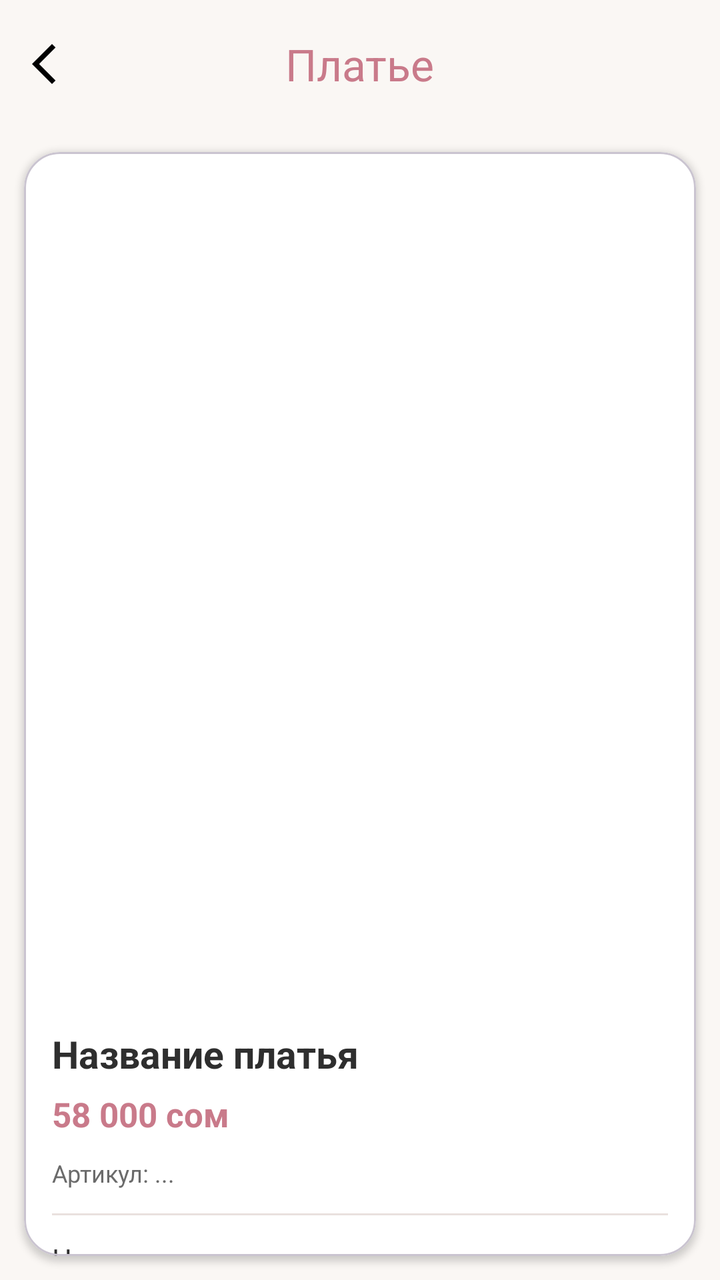
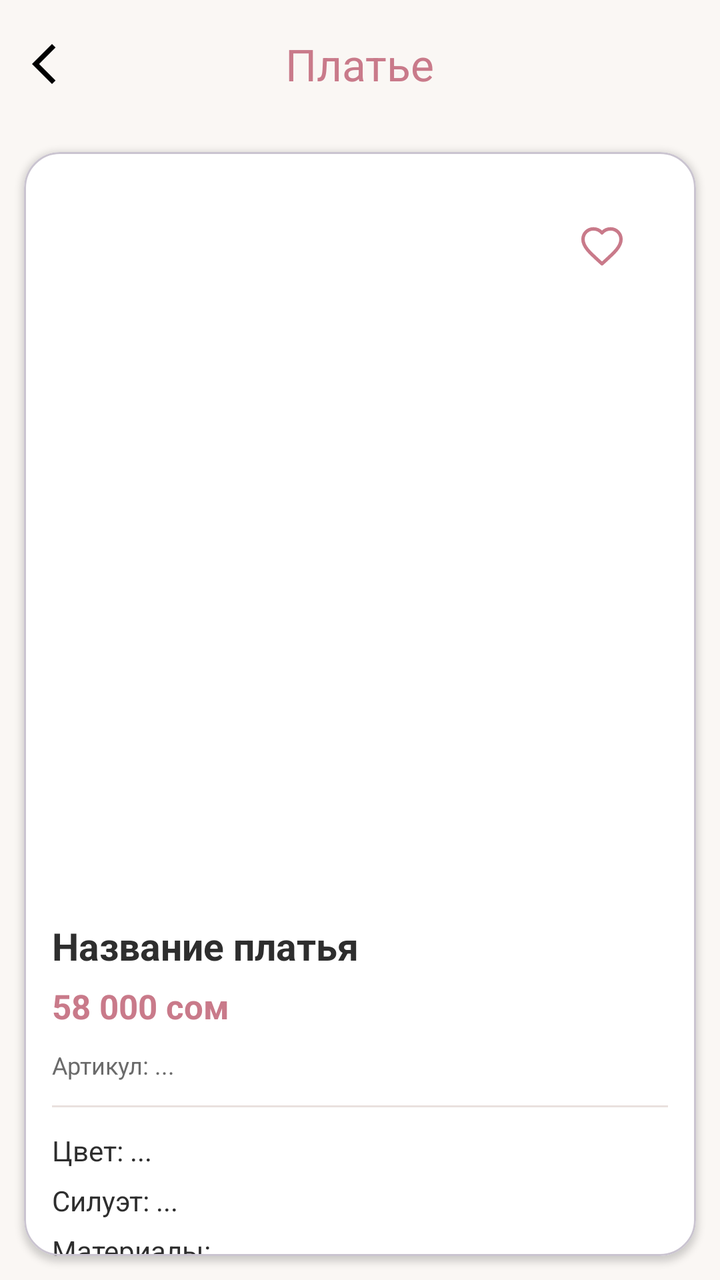

Screens rendered from an Android XML layout before and after an edit, with the pre-edit source and the edit as a unified diff.
<!-- AndroidManifest.xml: application theme Theme.DressCatalog -->
<!-- res/layout/activity_dress_detail.xml -->
<?xml version="1.0" encoding="utf-8"?>
<androidx.constraintlayout.widget.ConstraintLayout
    xmlns:android="http://schemas.android.com/apk/res/android"
    xmlns:app="http://schemas.android.com/apk/res-auto"
    android:layout_width="match_parent"
    android:layout_height="match_parent"
    android:background="@color/bg_milk">

    <com.google.android.material.appbar.MaterialToolbar
        android:id="@+id/toolbarDetail"
        android:layout_width="0dp"
        android:layout_height="?attr/actionBarSize"
        android:background="@color/bg_milk"
        app:title="Платье"
        app:titleCentered="true"
        app:titleTextColor="@color/brand_rose"
        app:navigationIcon="@drawable/ic_back"
        app:layout_constraintTop_toTopOf="parent"
        app:layout_constraintStart_toStartOf="parent"
        app:layout_constraintEnd_toEndOf="parent"/>

    
    <com.google.android.material.card.MaterialCardView
        android:id="@+id/cardAll"
        android:layout_width="0dp"
        android:layout_height="0dp"
        android:layout_margin="12dp"
        app:cardCornerRadius="18dp"
        app:cardElevation="2dp"
        app:cardBackgroundColor="@color/card_white"
        app:layout_constraintTop_toBottomOf="@id/toolbarDetail"
        app:layout_constraintBottom_toBottomOf="parent"
        app:layout_constraintStart_toStartOf="parent"
        app:layout_constraintEnd_toEndOf="parent">

        <androidx.core.widget.NestedScrollView
            android:layout_width="match_parent"
            android:layout_height="match_parent"
            android:fillViewport="true">

            <androidx.constraintlayout.widget.ConstraintLayout
                android:layout_width="match_parent"
                android:layout_height="wrap_content"
                android:padding="14dp">

                
                <androidx.viewpager2.widget.ViewPager2
                    android:id="@+id/pagerImages"
                    android:layout_width="0dp"
                    android:layout_height="360dp"
                    android:clipToPadding="false"
                    android:paddingStart="10dp"
                    android:paddingEnd="10dp"
                    app:layout_constraintTop_toTopOf="parent"
                    app:layout_constraintStart_toStartOf="parent"
                    app:layout_constraintEnd_toEndOf="parent"/>

                
                <com.google.android.material.tabs.TabLayout
                    android:id="@+id/tabDots"
                    android:layout_width="wrap_content"
                    android:layout_height="wrap_content"
                    android:layout_marginTop="6dp"
                    app:tabIndicatorHeight="0dp"
                    app:tabRippleColor="@android:color/transparent"
                    app:tabBackground="@android:color/transparent"
                    app:tabTextColor="@android:color/transparent"
                    app:layout_constraintTop_toBottomOf="@id/pagerImages"
                    app:layout_constraintStart_toStartOf="parent"
                    app:layout_constraintEnd_toEndOf="parent"/>

                
                <ImageButton
                    android:id="@+id/btnFavDetail"
                    android:layout_width="46dp"
                    android:layout_height="46dp"
                    android:layout_margin="10dp"
                    android:background="?attr/selectableItemBackgroundBorderless"
                    android:contentDescription="Избранное"
                    android:src="@drawable/ic_favorite_border"
                    android:elevation="8dp"
                    android:translationZ="8dp"
                    app:tint="@color/icon_rose"
                    app:layout_constraintTop_toTopOf="@id/pagerImages"
                    app:layout_constraintEnd_toEndOf="@id/pagerImages" />

                
                <TextView
                    android:id="@+id/tvTitleDetail"
                    android:layout_width="0dp"
                    android:layout_height="wrap_content"
                    android:layout_marginTop="10dp"
                    android:maxLines="3"
                    android:text="Название платья"
                    android:textColor="@color/text_main"
                    android:textSize="19sp"
                    android:textStyle="bold"
                    app:layout_constraintTop_toBottomOf="@id/tabDots"
                    app:layout_constraintStart_toStartOf="parent"
                    app:layout_constraintEnd_toEndOf="parent"/>

                
                <TextView
                    android:id="@+id/tvPriceDetail"
                    android:layout_width="0dp"
                    android:layout_height="wrap_content"
                    android:layout_marginTop="6dp"
                    android:text="58 000 сом"
                    android:textColor="@color/brand_rose"
                    android:textSize="17sp"
                    android:textStyle="bold"
                    app:layout_constraintTop_toBottomOf="@id/tvTitleDetail"
                    app:layout_constraintStart_toStartOf="parent"
                    app:layout_constraintEnd_toEndOf="parent"/>

                
                <TextView
                    android:id="@+id/tvSkuDetail"
                    android:layout_width="0dp"
                    android:layout_height="wrap_content"
                    android:layout_marginTop="10dp"
                    android:text="Артикул: ..."
                    android:textColor="@color/text_muted"
                    android:textSize="12sp"
                    app:layout_constraintTop_toBottomOf="@id/tvPriceDetail"
                    app:layout_constraintStart_toStartOf="parent"
                    app:layout_constraintEnd_toEndOf="parent"/>

                
                <View
                    android:id="@+id/div1"
                    android:layout_width="0dp"
                    android:layout_height="1dp"
                    android:layout_marginTop="12dp"
                    android:background="@color/divider_soft"
                    app:layout_constraintTop_toBottomOf="@id/tvSkuDetail"
                    app:layout_constraintStart_toStartOf="parent"
                    app:layout_constraintEnd_toEndOf="parent"/>

                
                <TextView
                    android:id="@+id/tvColorDetail"
                    android:layout_width="0dp"
                    android:layout_height="wrap_content"
                    android:layout_marginTop="12dp"
                    android:text="Цвет: ..."
                    android:textColor="@color/text_main"
                    android:textSize="14sp"
                    app:layout_constraintTop_toBottomOf="@id/div1"
                    app:layout_constraintStart_toStartOf="parent"
                    app:layout_constraintEnd_toEndOf="parent"/>

                <TextView
                    android:id="@+id/tvSilhouetteDetail"
                    android:layout_width="0dp"
                    android:layout_height="wrap_content"
                    android:layout_marginTop="6dp"
                    android:text="Силуэт: ..."
                    android:textColor="@color/text_main"
                    android:textSize="14sp"
                    app:layout_constraintTop_toBottomOf="@id/tvColorDetail"
                    app:layout_constraintStart_toStartOf="parent"
                    app:layout_constraintEnd_toEndOf="parent"/>

                <TextView
                    android:id="@+id/tvMaterialsDetail"
                    android:layout_width="0dp"
                    android:layout_height="wrap_content"
                    android:layout_marginTop="6dp"
                    android:text="Материалы: ..."
                    android:textColor="@color/text_main"
                    android:textSize="14sp"
                    app:layout_constraintTop_toBottomOf="@id/tvSilhouetteDetail"
                    app:layout_constraintStart_toStartOf="parent"
                    app:layout_constraintEnd_toEndOf="parent"/>

                <TextView
                    android:id="@+id/tvFeaturesDetail"
                    android:layout_width="0dp"
                    android:layout_height="wrap_content"
                    android:layout_marginTop="6dp"
                    android:text="Особенности: ..."
                    android:textColor="@color/text_main"
                    android:textSize="14sp"
                    app:layout_constraintTop_toBottomOf="@id/tvMaterialsDetail"
                    app:layout_constraintStart_toStartOf="parent"
                    app:layout_constraintEnd_toEndOf="parent"/>

                <TextView
                    android:id="@+id/tvStyleDetail"
                    android:layout_width="0dp"
                    android:layout_height="wrap_content"
                    android:layout_marginTop="6dp"
                    android:text="Стиль: ..."
                    android:textColor="@color/text_main"
                    android:textSize="14sp"
                    app:layout_constraintTop_toBottomOf="@id/tvFeaturesDetail"
                    app:layout_constraintStart_toStartOf="parent"
                    app:layout_constraintEnd_toEndOf="parent"/>

                
                <TextView
                    android:id="@+id/tvNotesTitle"
                    android:layout_width="0dp"
                    android:layout_height="wrap_content"
                    android:layout_marginTop="16dp"
                    android:text="Мои заметки"
                    android:textColor="@color/brand_rose_dark"
                    android:textSize="15sp"
                    android:textStyle="bold"
                    app:layout_constraintTop_toBottomOf="@id/tvStyleDetail"
                    app:layout_constraintStart_toStartOf="parent"
                    app:layout_constraintEnd_toEndOf="parent"/>

                <com.google.android.material.textfield.TextInputLayout
                    android:id="@+id/tilNote"
                    android:layout_width="0dp"
                    android:layout_height="wrap_content"
                    android:layout_marginTop="8dp"
                    app:boxBackgroundMode="outline"
                    app:boxStrokeColor="@color/divider_soft"
                    app:boxCornerRadiusTopStart="14dp"
                    app:boxCornerRadiusTopEnd="14dp"
                    app:boxCornerRadiusBottomStart="14dp"
                    app:boxCornerRadiusBottomEnd="14dp"
                    app:layout_constraintTop_toBottomOf="@id/tvNotesTitle"
                    app:layout_constraintStart_toStartOf="parent"
                    app:layout_constraintEnd_toEndOf="parent">

                    <com.google.android.material.textfield.TextInputEditText
                        android:id="@+id/etNote"
                        android:layout_width="match_parent"
                        android:layout_height="wrap_content"
                        android:hint="Например: примерить в субботу, нравится цвет…"
                        android:inputType="textMultiLine"
                        android:minLines="3"/>
                </com.google.android.material.textfield.TextInputLayout>

                <com.google.android.material.button.MaterialButton
                    android:id="@+id/btnSaveNote"
                    android:layout_width="0dp"
                    android:layout_height="wrap_content"
                    android:layout_marginTop="10dp"
                    android:text="Сохранить заметку"
                    app:cornerRadius="14dp"
                    app:backgroundTint="@color/brand_rose"
                    android:textColor="@android:color/white"
                    app:layout_constraintTop_toBottomOf="@id/tilNote"
                    app:layout_constraintStart_toStartOf="parent"
                    app:layout_constraintEnd_toEndOf="parent"
                    app:layout_constraintBottom_toBottomOf="parent"/>

            </androidx.constraintlayout.widget.ConstraintLayout>
        </androidx.core.widget.NestedScrollView>

    </com.google.android.material.card.MaterialCardView>

</androidx.constraintlayout.widget.ConstraintLayout>
<!-- resources referenced by this layout -->
<resources>
  <color name="bg_milk">#FAF7F4</color>
  <color name="brand_rose">#C97A8A</color>
  <color name="brand_rose_dark">#B86879</color>
  <color name="card_white">#FFFFFF</color>
  <color name="divider_soft">#E9E1DE</color>
  <color name="icon_rose">#C97A8A</color>
  <color name="text_main">#2E2E2E</color>
  <color name="text_muted">#6B6B6B</color>
  <!-- drawable ic_back (drawable) -->
  <vector xmlns:android="http://schemas.android.com/apk/res/android" android:autoMirrored="true" android:height="24dp" android:tint="#000000" android:viewportHeight="960" android:viewportWidth="960" android:width="24dp">
        
      <path android:fillColor="@android:color/white" android:pathData="M400,880L0,480L400,80L471,151L142,480L471,809L400,880Z"/>
      
  </vector>
  <!-- drawable ic_favorite_border: vector/xml drawable (drawable, 3793 chars, omitted) -->
  <style name="Theme.DressCatalog" parent="Base.Theme.DressCatalog" />
  <style name="Base.Theme.DressCatalog" parent="Theme.Material3.DayNight.NoActionBar">
          
          
      </style>
</resources>

<!-- the commit's change to res/layout/activity_dress_detail.xml (unified diff, before → after) -->
@@ -48,28 +48,15 @@
                     android:id="@+id/pagerImages"
                     android:layout_width="0dp"
                     android:layout_height="360dp"
+                    android:background="@drawable/bg_pager_rounded"
                     android:clipToPadding="false"
+                    android:clipChildren="true"
                     android:paddingStart="10dp"
                     android:paddingEnd="10dp"
                     app:layout_constraintTop_toTopOf="parent"
                     app:layout_constraintStart_toStartOf="parent"
                     app:layout_constraintEnd_toEndOf="parent"/>
 
-                
-                <com.google.android.material.tabs.TabLayout
-                    android:id="@+id/tabDots"
-                    android:layout_width="wrap_content"
-                    android:layout_height="wrap_content"
-                    android:layout_marginTop="6dp"
-                    app:tabIndicatorHeight="0dp"
-                    app:tabRippleColor="@android:color/transparent"
-                    app:tabBackground="@android:color/transparent"
-                    app:tabTextColor="@android:color/transparent"
-                    app:layout_constraintTop_toBottomOf="@id/pagerImages"
-                    app:layout_constraintStart_toStartOf="parent"
-                    app:layout_constraintEnd_toEndOf="parent"/>
-
-                
                 <ImageButton
                     android:id="@+id/btnFavDetail"
                     android:layout_width="46dp"
@@ -80,11 +67,9 @@
                     android:src="@drawable/ic_favorite_border"
                     android:elevation="8dp"
                     android:translationZ="8dp"
-                    app:tint="@color/icon_rose"
                     app:layout_constraintTop_toTopOf="@id/pagerImages"
                     app:layout_constraintEnd_toEndOf="@id/pagerImages" />
 
-                
                 <TextView
                     android:id="@+id/tvTitleDetail"
                     android:layout_width="0dp"
@@ -95,11 +80,10 @@
                     android:textColor="@color/text_main"
                     android:textSize="19sp"
                     android:textStyle="bold"
-                    app:layout_constraintTop_toBottomOf="@id/tabDots"
-                    app:layout_constraintStart_toStartOf="parent"
-                    app:layout_constraintEnd_toEndOf="parent"/>
-
-                
+                    app:layout_constraintTop_toBottomOf="@id/pagerImages"
+                    app:layout_constraintStart_toStartOf="parent"
+                    app:layout_constraintEnd_toEndOf="parent"/>
+
                 <TextView
                     android:id="@+id/tvPriceDetail"
                     android:layout_width="0dp"
@@ -113,7 +97,6 @@
                     app:layout_constraintStart_toStartOf="parent"
                     app:layout_constraintEnd_toEndOf="parent"/>
 
-                
                 <TextView
                     android:id="@+id/tvSkuDetail"
                     android:layout_width="0dp"
@@ -126,7 +109,6 @@
                     app:layout_constraintStart_toStartOf="parent"
                     app:layout_constraintEnd_toEndOf="parent"/>
 
-                
                 <View
                     android:id="@+id/div1"
                     android:layout_width="0dp"
@@ -137,7 +119,6 @@
                     app:layout_constraintStart_toStartOf="parent"
                     app:layout_constraintEnd_toEndOf="parent"/>
 
-                
                 <TextView
                     android:id="@+id/tvColorDetail"
                     android:layout_width="0dp"
@@ -198,7 +179,6 @@
                     app:layout_constraintStart_toStartOf="parent"
                     app:layout_constraintEnd_toEndOf="parent"/>
 
-                
                 <TextView
                     android:id="@+id/tvNotesTitle"
                     android:layout_width="0dp"
<!-- resource entries referenced after the edit -->
@@ -5,16 +5,44 @@
   <color name="brand_rose_dark">#B86879</color>
   <color name="card_white">#FFFFFF</color>
   <color name="divider_soft">#E9E1DE</color>
-  <color name="icon_rose">#C97A8A</color>
   <color name="text_main">#2E2E2E</color>
   <color name="text_muted">#6B6B6B</color>
+  <!-- drawable bg_pager_rounded (drawable) -->
+  <?xml version="1.0" encoding="utf-8"?>
+  <shape xmlns:android="http://schemas.android.com/apk/res/android"
+      android:shape="rectangle">
+      <solid android:color="@color/card_white"/>
+      <corners
+          android:topLeftRadius="14dp"
+          android:topRightRadius="14dp"/>
+  </shape>
   <!-- drawable ic_back (drawable) -->
   <vector xmlns:android="http://schemas.android.com/apk/res/android" android:autoMirrored="true" android:height="24dp" android:tint="#000000" android:viewportHeight="960" android:viewportWidth="960" android:width="24dp">
         
       <path android:fillColor="@android:color/white" android:pathData="M400,880L0,480L400,80L471,151L142,480L471,809L400,880Z"/>
       
   </vector>
-  <!-- drawable ic_favorite_border: vector/xml drawable (drawable, 3793 chars, omitted) -->
+  <!-- drawable ic_favorite_border (drawable) -->
+  <vector xmlns:android="http://schemas.android.com/apk/res/android"
+      android:width="24dp"
+      android:height="24dp"
+      android:viewportWidth="24"
+      android:viewportHeight="24">
+    
+    <group
+        android:scaleX="0.95"
+        android:scaleY="0.95"
+        android:pivotX="12"
+        android:pivotY="12">
+      <path
+          android:fillColor="@android:color/transparent"
+          android:strokeColor="#C97A8A"
+          android:strokeWidth="1.8"
+          android:strokeLineCap="round"
+          android:strokeLineJoin="round"
+          android:pathData="M12,21.35l-1.45,-1.32C5.4,15.36 2,12.28 2,8.5 2,5.42 4.42,3 7.5,3c1.74,0 3.41,0.81 4.5,2.09C13.09,3.81 14.76,3 16.5,3 19.58,3 22,5.42 22,8.5c0,3.78 -3.4,6.86 -8.55,11.54z"/>
+    </group>
+  </vector>
   <style name="Theme.DressCatalog" parent="Base.Theme.DressCatalog" />
   <style name="Base.Theme.DressCatalog" parent="Theme.Material3.DayNight.NoActionBar">
           
